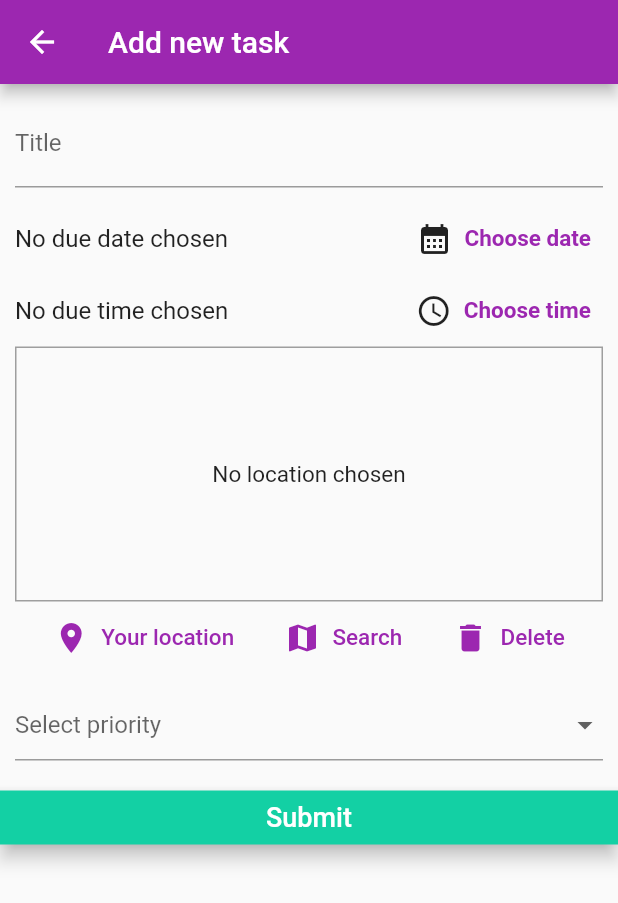
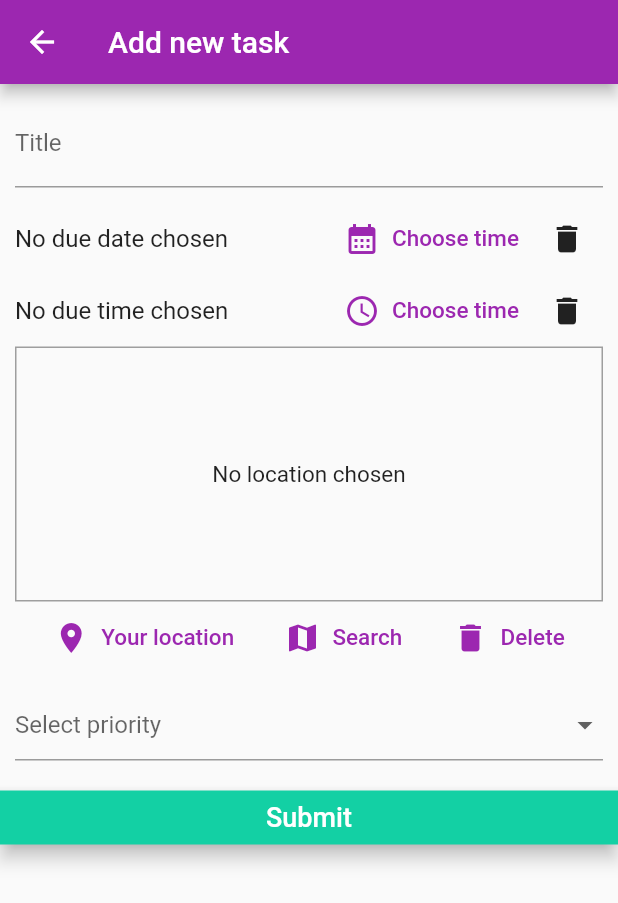
Before and after one commit to MocanuAlexandra/PlanifyApp, a Flutter app: the AddEditTaskForm screen opened by its route, on a phone screen of 412 x 824 dp. Shown: the top 903 px of the screen. Run offline on Flutter 3.47's test engine with Material 2 defaults, Android fonts, the phone set to English and light mode, and no system bars; our stand-ins replace cloud_firestore, firebase_auth, firebase_core, flutter_form_builder, flutter_typeahead, form_builder_validators and 3 more; missing offline and left inert: google_maps_webservice_ex, month_picker_dialog_2; accounts and stored records are empty.

Commit message:
Bug fix: Display date correctly in detail page + User can delete  the due date/time selected

```diff
--- a/planify_app/lib/screens/task_detail_screen.dart
+++ b/planify_app/lib/screens/task_detail_screen.dart
@@ -82,7 +82,7 @@ class _TaskDetailScreenState extends State<TaskDetailScreen> {
       children: [
         const Icon(Icons.calendar_month),
         const SizedBox(width: 10),
-        Text(DateFormat('dd/MM/yyyy').format(loadedTask.dueDate!),
+        Text(Utility.dateTimeToString(loadedTask.dueDate),
             style: const TextStyle(fontSize: 16)),
       ],
     );
--- a/planify_app/lib/widgets/task/add_new_task_form.dart
+++ b/planify_app/lib/widgets/task/add_new_task_form.dart
@@ -101,17 +101,31 @@ class _AddEditTaskFormState extends State<AddEditTaskForm> {
             style: const TextStyle(fontSize: 16),
           ),
         ),
-        const Icon(Icons.calendar_month),
-        TextButton(
+        TextButton.icon(
           onPressed: _presentDatePicker,
-          child: const Text(
-            'Choose date',
-            style: TextStyle(
-              fontWeight: FontWeight.bold,
-              fontSize: 15,
-            ),
+          icon: const Icon(Icons.calendar_month),
+          label: const Text(
+            'Choose time',
+            style: TextStyle(fontSize: 15),
+          ),
+          style: TextButton.styleFrom(
+            foregroundColor: Theme.of(context).primaryColor,
           ),
         ),
+        //delete selected date
+        IconButton(onPressed: () {
+          setState(() {
+            _editedTask = Task(
+              id: _editedTask.id,
+              title: _editedTask.title,
+              dueDate: null,
+              address: _editedTask.address,
+              time: _editedTask.time,
+              priority: _editedTask.priority,
+              isDone: _editedTask.isDone,
+            );
+          });
+        }, icon: const Icon(Icons.delete))
       ],
     );
   }
@@ -125,17 +139,31 @@ class _AddEditTaskFormState extends State<AddEditTaskForm> {
             style: const TextStyle(fontSize: 16),
           ),
         ),
-        const Icon(Icons.access_time),
-        TextButton(
+        TextButton.icon(
           onPressed: _presentTimePicker,
-          child: const Text(
+          icon: const Icon(Icons.access_time),
+          label: const Text(
             'Choose time',
-            style: TextStyle(
-              fontWeight: FontWeight.bold,
-              fontSize: 15,
-            ),
+            style: TextStyle(fontSize: 15),
+          ),
+          style: TextButton.styleFrom(
+            foregroundColor: Theme.of(context).primaryColor,
           ),
         ),
+        //delete selected time
+        IconButton(onPressed: () {
+           setState(() {
+            _editedTask = Task(
+              id: _editedTask.id,
+              title: _editedTask.title,
+              dueDate: _editedTask.dueDate,
+              address: _editedTask.address,
+              time:null,
+              priority: _editedTask.priority,
+              isDone: _editedTask.isDone,
+            );
+          });
+        }, icon: const Icon(Icons.delete))
       ],
     );
   }
```
Also changed, not shown: planify_app/lib/database/database_helper.dart (+6 -1 lines).
